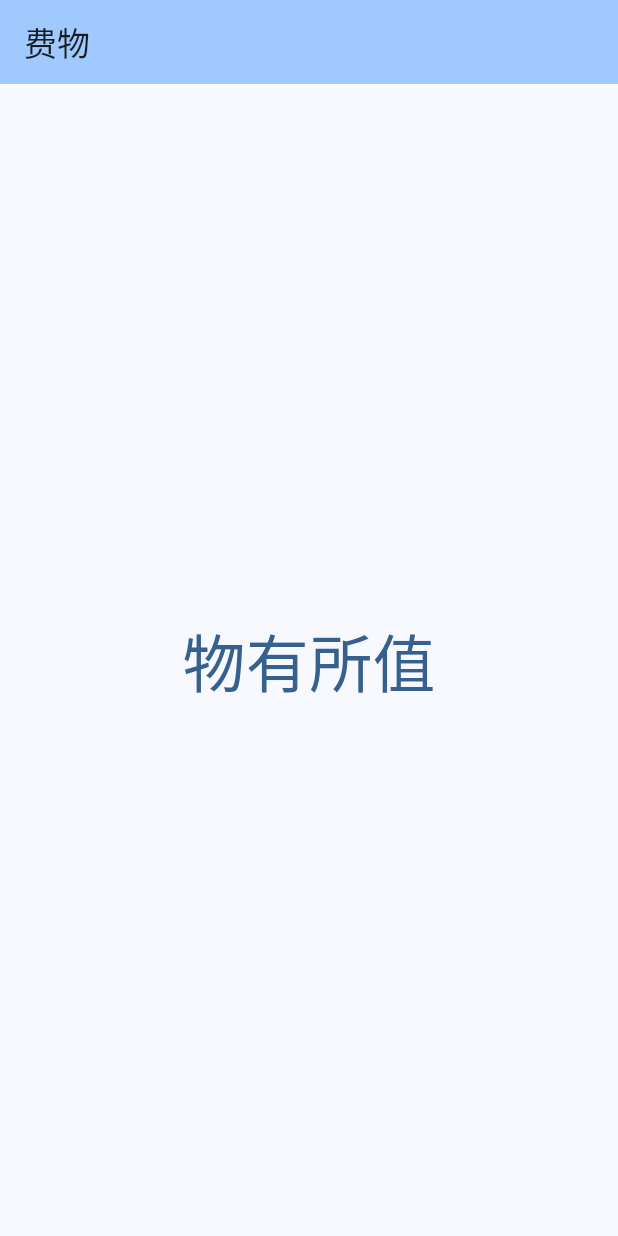
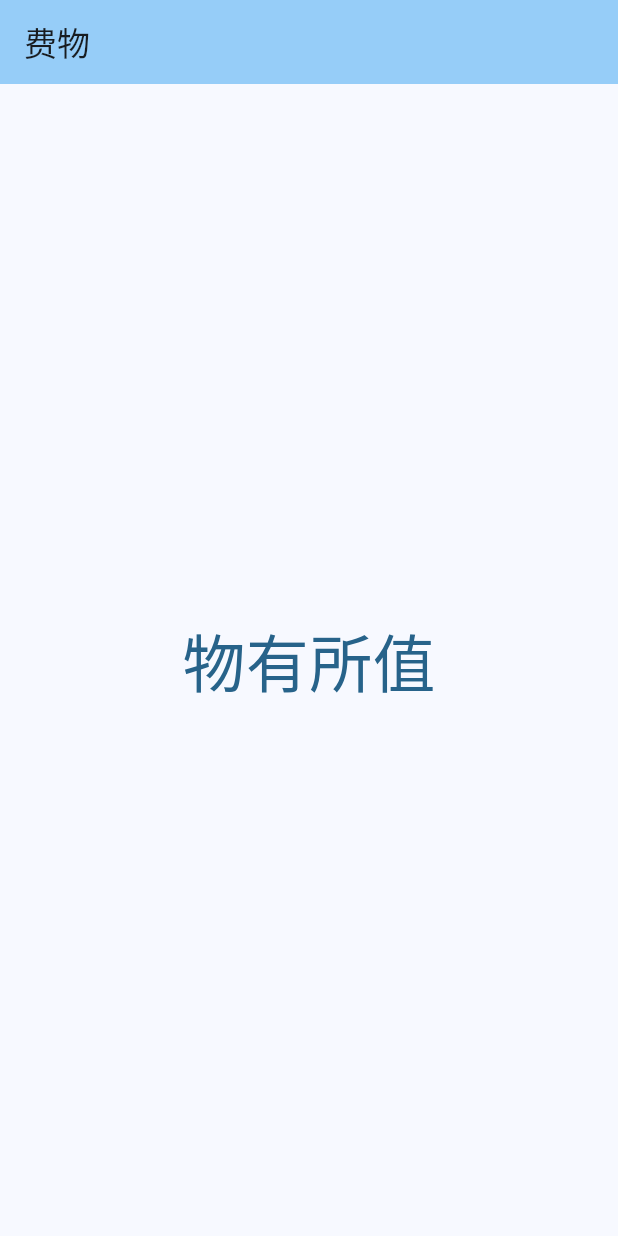
Before and after one commit to FHU-yezi/FeeWu, a Flutter app: the screen it shows after launch, on a phone screen of 412 x 824 dp. Run offline on Flutter 3.47's test engine with Material 3 defaults, Android fonts, the phone set to English and light mode, and no system bars; drawn by our look-alikes of dynamic_color.

Commit message:
feat: 实现 Material Design 3 动态取色

```diff
--- a/lib/main.dart
+++ b/lib/main.dart
@@ -1,3 +1,4 @@
+import 'package:dynamic_color/dynamic_color.dart';
 import 'package:flutter/material.dart';
 
 void main() {
@@ -9,12 +10,22 @@ class MyApp extends StatelessWidget {
 
   @override
   Widget build(BuildContext context) {
-    return MaterialApp(
-      title: "费物",
-      theme: ThemeData(
-        colorScheme: ColorScheme.fromSeed(seedColor: Colors.blue),
-      ),
-      home: const MyHomePage(),
+    return DynamicColorBuilder(
+      builder: (lightColorScheme, darkColorScheme) {
+        return MaterialApp(
+          title: "费物",
+          theme: ThemeData(
+            colorScheme:
+                lightColorScheme ??
+                ColorScheme.fromSeed(seedColor: Colors.lightBlue),
+          ),
+          darkTheme: ThemeData(
+            colorScheme:
+                darkColorScheme ?? ColorScheme.fromSeed(seedColor: Colors.blue),
+          ),
+          home: const MyHomePage(),
+        );
+      },
     );
   }
 }
--- a/pubspec.yaml
+++ b/pubspec.yaml
@@ -13,11 +13,9 @@ dependencies:
     sdk: flutter
 
   cupertino_icons: ^1.0.0
+  dynamic_color: ^1.7.0
 
 dev_dependencies:
-  flutter_test:
-    sdk: flutter
-
   flutter_lints: ^5.0.0
 
 flutter:
```
Also changed, not shown: pubspec.lock, 4 other files.
